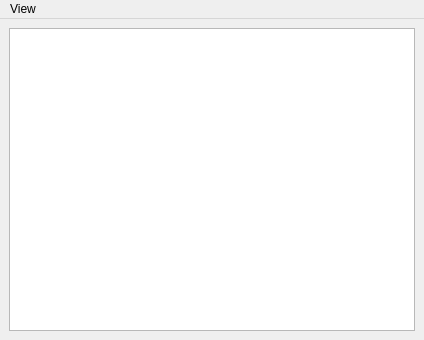
Before: the Qt Designer form src/tokriwindow.ui in jarusll/tokri, drawn with Qt 5.
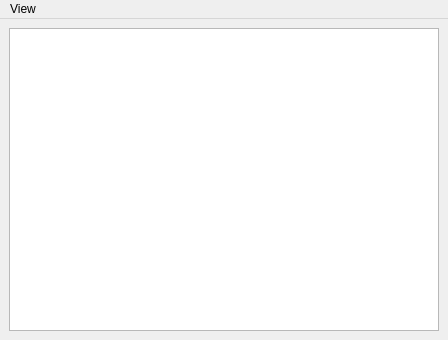
After: the same form once the commit is applied. Custom widgets are drawn as their Qt base class.

Patch:
```diff
--- a/src/tokriwindow.ui
+++ b/src/tokriwindow.ui
@@ -6,7 +6,7 @@
    <rect>
     <x>0</x>
     <y>0</y>
-    <width>424</width>
+    <width>448</width>
     <height>340</height>
    </rect>
   </property>
@@ -25,7 +25,7 @@
     <rect>
      <x>0</x>
      <y>0</y>
-     <width>424</width>
+     <width>448</width>
      <height>22</height>
     </rect>
    </property>
```
